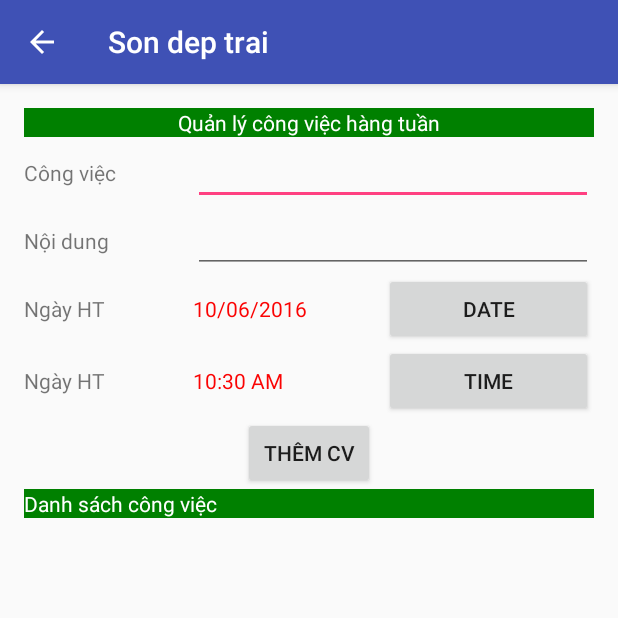
After one commit to Kenlyson/MyFirstApp2, an Android app: the DateTimePickerActivity screen opened directly, with no data from a screen before it, on a phone screen of 412 x 824 dp, the top half of it. The commit adds this screen. Run offline under Robolectric (Android 15) with nearby library versions, the phone set to English and light mode, and no system bars; 1 statement that could not run was skipped.

Commit message:
date and time picker

```diff
--- a/app/src/main/AndroidManifest.xml
+++ b/app/src/main/AndroidManifest.xml
@@ -29,7 +29,8 @@
         <activity android:name=".AutoAndMultiAutoActivity" />
         <activity android:name=".UpdateAutoCompleteAtRunTimeActivity" />
         <activity android:name=".GridViewActivity" />
-        <activity android:name=".GridViewImageActivity"></activity>
+        <activity android:name=".GridViewImageActivity" />
+        <activity android:name=".DateTimePickerActivity"></activity>
     </application>
 
 </manifest>
--- /dev/null
+++ b/app/src/main/java/com/demo/myfirstapp2/DateTimePickerActivity.java
@@ -0,0 +1,169 @@
+package com.demo.myfirstapp2;
+
+import android.app.DatePickerDialog;
+import android.app.TimePickerDialog;
+import android.app.job.JobInfo;
+import android.support.v7.app.AppCompatActivity;
+import android.os.Bundle;
+import android.view.View;
+import android.widget.AdapterView;
+import android.widget.ArrayAdapter;
+import android.widget.Button;
+import android.widget.DatePicker;
+import android.widget.EditText;
+import android.widget.ListView;
+import android.widget.TextView;
+import android.widget.TimePicker;
+
+import java.text.SimpleDateFormat;
+import java.util.ArrayList;
+import java.util.Calendar;
+import java.util.Date;
+import java.util.List;
+import java.util.Locale;
+
+public class DateTimePickerActivity extends BaseActivity {
+    TextView txtDate, txtTime;
+    EditText editCv, editNd;
+    Date dateFinish, hourFinish;
+    Button btnDate, btnTime, btnAdd;
+    ListView lvCv;
+    ArrayList<JobInfo> arrJob = new ArrayList<>();
+    ArrayAdapter<JobInfo> adapter = null;
+    Calendar calendar;
+    @Override
+    protected void onCreate(Bundle savedInstanceState) {
+        super.onCreate(savedInstanceState);
+        setContentView(R.layout.activity_date_time_picker);
+        getFormWidgets();
+        getDefaultInfo();
+        addEventFormWidget();
+    }
+
+    private void addEventFormWidget() {
+        btnDate.setOnClickListener(new MyButtonEvent());
+        btnTime.setOnClickListener(new MyButtonEvent());
+        btnAdd.setOnClickListener(new MyButtonEvent());
+        lvCv.setOnItemClickListener(new MyListViewEvent());
+        lvCv.setOnItemLongClickListener(new MyListViewEvent());
+    }
+
+    private void getDefaultInfo() {
+        calendar = Calendar.getInstance();
+        SimpleDateFormat dft ;
+        dft = new SimpleDateFormat("dd/MM/yyyy", Locale.getDefault());
+        txtDate.setText(dft.format(calendar.getTime()));
+
+        dft = new SimpleDateFormat("hh:mm a", Locale.getDefault());
+        txtTime.setText(dft.format(calendar.getTime()));
+
+        dft = new SimpleDateFormat("HH:mm", Locale.getDefault());
+        txtTime.setTag(dft.format(calendar.getTime()));
+        editCv.requestFocus();
+
+        dateFinish = calendar.getTime();
+        hourFinish = calendar.getTime();
+    }
+
+    private void getFormWidgets() {
+        txtDate = (TextView) findViewById(R.id.txtDate_006);
+        txtTime = (TextView) findViewById(R.id.txttime_006);
+        editCv = (EditText) findViewById(R.id.editcongviec_006);
+        editNd = (EditText) findViewById(R.id.editnoidung_006);
+        btnDate = (Button) findViewById(R.id.btndate_006);
+        btnTime = (Button) findViewById(R.id.btntime_006);
+        btnAdd = (Button) findViewById(R.id.btnAdd_006);
+        lvCv = (ListView) findViewById(R.id.lvcongviec_006);
+
+        adapter = new ArrayAdapter<JobInfo>(this, android.R.layout.simple_list_item_1, arrJob);
+        lvCv.setAdapter(adapter);
+    }
+
+    private class MyButtonEvent implements View.OnClickListener {
+
+        @Override
+        public void onClick(View v) {
+            switch (v.getId()){
+                case R.id.btndate_006:
+                    showDatePickerDialog();
+                    break;
+                case R.id.btntime_006:
+                    showTimePickerDialog();
+                    break;
+                case R.id.btnAdd_006:
+                    processAddJob();
+                    break;
+            }
+        }
+    }
+
+    private void processAddJob() {
+
+    }
+
+    public void showTimePickerDialog() {
+        TimePickerDialog.OnTimeSetListener callback = new TimePickerDialog.OnTimeSetListener() {
+            public void onTimeSet(TimePicker view,
+                                  int hourOfDay, int minute) {
+                //Xử lý lưu giờ và AM,PM
+                String s = hourOfDay + ":" + minute;
+                int hourTam = hourOfDay;
+                if (hourTam > 12)
+                    hourTam = hourTam - 12;
+                txtTime.setText(hourTam + ":" + minute + (hourOfDay > 12 ? " PM" : " AM"));
+                //lưu giờ thực vào tag
+                txtTime.setTag(s);
+                //lưu vết lại giờ vào hourFinish
+                calendar.set(Calendar.HOUR_OF_DAY, hourOfDay);
+                calendar.set(Calendar.MINUTE, minute);
+                hourFinish = calendar.getTime();
+            }
+        };
+        //các lệnh dưới này xử lý ngày giờ trong TimePickerDialog
+        //sẽ giống với trên TextView khi mở nó lên
+        String s = txtTime.getTag() + "";
+        String strArr[] = s.split(":");
+        int gio = Integer.parseInt(strArr[0]);
+        int phut = Integer.parseInt(strArr[1]);
+        TimePickerDialog time = new TimePickerDialog(
+                this,
+                callback, gio, phut, true);
+        time.setTitle("Chọn giờ hoàn thành");
+        time.show();
+    }
+
+    private void showDatePickerDialog() {
+        DatePickerDialog.OnDateSetListener callback = new DatePickerDialog.OnDateSetListener() {
+            @Override
+            public void onDateSet(DatePicker view, int year, int monthOfYear, int dayOfMonth) {
+                txtDate.setText(dayOfMonth + "/" + (monthOfYear + 1) +"/" + year );
+            }
+        };
+        String s = txtDate.getText()+"";
+        String strArrtmp[] = s.split("/");
+        int ngay = Integer.parseInt(strArrtmp[0]);
+        int thang = Integer.parseInt(strArrtmp[1]);
+        int nam = Integer.parseInt(strArrtmp[2]);
+
+        DatePickerDialog pic = new DatePickerDialog(this, callback,nam, thang, ngay);
+        pic.setTitle("Chọn ngày hoàn thành");
+        pic.show();
+
+    }
+
+    private class MyListViewEvent implements
+            AdapterView.OnItemClickListener,
+            AdapterView.OnItemLongClickListener
+    {
+
+        @Override
+        public void onItemClick(AdapterView<?> parent, View view, int position, long id) {
+
+        }
+
+        @Override
+        public boolean onItemLongClick(AdapterView<?> parent, View view, int position, long id) {
+            return false;
+        }
+    }
+}
--- a/app/src/main/java/com/demo/myfirstapp2/MainActivity.java
+++ b/app/src/main/java/com/demo/myfirstapp2/MainActivity.java
@@ -1,5 +1,6 @@
 package com.demo.myfirstapp2;
 
+import android.app.job.JobInfo;
 import android.content.Intent;
 import android.support.v7.app.AppCompatActivity;
 import android.os.Bundle;
@@ -56,6 +57,7 @@ public class MainActivity extends AppCompatActivity {
         arrayList.add(new Category("Update Autocomplete", MyConst.UPDATE_AUTO_AUTOMULTICOMPLETE_RUNTIME, this, UpdateAutoCompleteAtRunTimeActivity.class));
         arrayList.add(new Category("GridView", MyConst.GRIDVIEW, this, GridViewActivity.class));
         arrayList.add(new Category("GridViewImage", MyConst.GRIDVIEW, this, GridViewImageActivity.class));
+        arrayList.add(new Category("Time & date picker ", MyConst.DATE_TIME_PICKER, this, DateTimePickerActivity.class));
 
     }
 
--- a/app/src/main/java/com/demo/myfirstapp2/Models/MyConst.java
+++ b/app/src/main/java/com/demo/myfirstapp2/Models/MyConst.java
@@ -16,4 +16,5 @@ public final class MyConst {
     public final static String UPDATE_AUTO_AUTOMULTICOMPLETE_RUNTIME = "UPDATE_AUTO_AUTOMULTICOMPLETE_RUNTIME";
     public final static String GRIDVIEW = "GRIDVIEW";
     public final static String GRIDVIEW_IMAGE = "GRIDVIEW_IMAGE";
+    public final static String DATE_TIME_PICKER = "DATE_TIME_PICKER";
 }
--- /dev/null
+++ b/app/src/main/res/layout/activity_date_time_picker.xml
@@ -0,0 +1,110 @@
+<?xml version="1.0" encoding="utf-8"?>
+<LinearLayout xmlns:android="http://schemas.android.com/apk/res/android"
+    xmlns:tools="http://schemas.android.com/tools"
+    android:layout_width="match_parent"
+    android:layout_height="match_parent"
+    android:paddingBottom="@dimen/activity_vertical_margin"
+    android:paddingLeft="@dimen/activity_horizontal_margin"
+    android:paddingRight="@dimen/activity_horizontal_margin"
+    android:paddingTop="@dimen/activity_vertical_margin"
+    android:orientation="vertical"
+    tools:context="com.demo.myfirstapp2.DateTimePickerActivity">
+    <TextView
+        android:text="Quản lý công việc hàng tuần"
+        android:layout_width="match_parent"
+        android:layout_height="wrap_content"
+        android:gravity="center"
+        android:background="#008000"
+        android:textColor="#FFF"
+        />
+    <TableLayout
+        android:stretchColumns="*"
+        android:layout_width="match_parent"
+        android:layout_height="wrap_content">
+
+        <TableRow android:layout_width="wrap_content" android:layout_height="wrap_content">
+            <TextView
+                android:layout_width="wrap_content"
+                android:layout_height="wrap_content"
+                android:text="Công việc"
+                />
+            <EditText
+                android:id="@+id/editcongviec_006"
+                android:layout_width="wrap_content"
+                android:layout_height="wrap_content"
+                android:layout_span="2"
+                android:ems="10"
+                />
+        </TableRow>
+        <TableRow android:layout_width="wrap_content" android:layout_height="wrap_content">
+            <TextView
+                android:layout_width="wrap_content"
+                android:layout_height="wrap_content"
+                android:text="Nội dung"
+                />
+            <EditText
+                android:id="@+id/editnoidung_006"
+                android:layout_width="wrap_content"
+                android:layout_height="wrap_content"
+                android:layout_span="2"
+                android:ems="10"
+                android:inputType="textMultiLine"
+                />
+        </TableRow>
+        <TableRow android:layout_width="wrap_content" android:layout_height="wrap_content">
+            <TextView
+                android:layout_width="wrap_content"
+                android:layout_height="wrap_content"
+                android:text="Ngày HT"/>
+            <TextView
+                android:id="@+id/txtDate_006"
+                android:layout_width="wrap_content"
+                android:layout_height="wrap_content"
+                android:textColor="#fa0303"
+                />
+            <Button
+                android:id="@+id/btndate_006"
+                android:layout_width="wrap_content"
+                android:layout_height="wrap_content"
+                android:text="Date"
+                />
+        </TableRow>
+        <TableRow android:layout_width="wrap_content" android:layout_height="wrap_content">
+            <TextView
+                android:layout_width="wrap_content"
+                android:layout_height="wrap_content"
+                android:text="Ngày HT"/>
+            <TextView
+                android:id="@+id/txttime_006"
+                android:layout_width="wrap_content"
+                android:layout_height="wrap_content"
+                android:textColor="#fa0303"
+                />
+            <Button
+                android:id="@+id/btntime_006"
+                android:layout_width="wrap_content"
+                android:layout_height="wrap_content"
+                android:text="Time"
+                />
+        </TableRow>
+    </TableLayout>
+    <Button
+        android:id="@+id/btnAdd_006"
+        android:layout_width="wrap_content"
+        android:layout_height="wrap_content"
+        android:text="Thêm CV"
+        android:layout_gravity="center"
+        />
+    <TextView
+        android:text="Danh sách công việc"
+        android:textColor="#FFF"
+        android:background="#008000"
+        android:layout_width="match_parent"
+        android:layout_height="wrap_content"
+        android:layout_gravity="center"/>
+    <ListView
+        android:id="@+id/lvcongviec_006"
+        android:layout_width="match_parent"
+        android:layout_height="wrap_content">
+    </ListView>
+</LinearLayout>
```
Also changed, not shown: app/src/main/java/com/demo/myfirstapp2/Models/DateTimePicker/JobInWeek.java (added, +67 -0 lines), app/src/main/java/com/demo/myfirstapp2/Models/Helper.java (added, +63 -0 lines).
